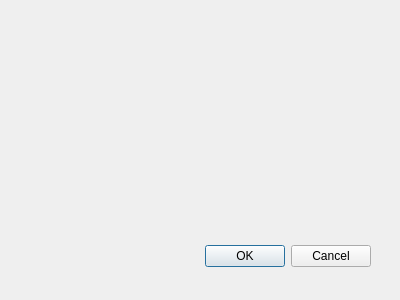
The window that Spiritual_Direction_Manager/studentdialog.ui (cmoliverio/Spiritual_Direction_Manager) describes before a commit, drawn with Qt 5.
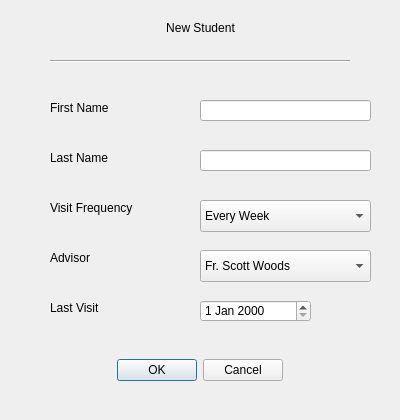
The same window after the commit.

Commit message: Added the new student window with student parameters, needs event management next.

What changed in the file:
```diff
--- a/Spiritual_Direction_Manager/studentdialog.ui
+++ b/Spiritual_Direction_Manager/studentdialog.ui
@@ -9,7 +9,7 @@
     <x>0</x>
     <y>0</y>
     <width>400</width>
-    <height>300</height>
+    <height>420</height>
    </rect>
   </property>
   <property name="windowTitle">
@@ -18,18 +18,211 @@
   <widget name="buttonBox" class="QDialogButtonBox">
    <property name="geometry">
     <rect>
-     <x>30</x>
-     <y>240</y>
-     <width>341</width>
-     <height>32</height>
+     <x>100</x>
+     <y>350</y>
+     <width>200</width>
+     <height>41</height>
     </rect>
    </property>
+   <property name="layoutDirection">
+    <enum>Qt::LeftToRight</enum>
+   </property>
+   <property name="autoFillBackground">
+    <bool>false</bool>
+   </property>
    <property name="orientation">
     <enum>Qt::Horizontal</enum>
    </property>
    <property name="standardButtons">
     <set>QDialogButtonBox::Cancel|QDialogButtonBox::Ok</set>
    </property>
+   <property name="centerButtons">
+    <bool>true</bool>
+   </property>
+  </widget>
+  <widget class="QLabel" name="labelFirstName">
+   <property name="geometry">
+    <rect>
+     <x>50</x>
+     <y>100</y>
+     <width>81</width>
+     <height>16</height>
+    </rect>
+   </property>
+   <property name="text">
+    <string>First Name</string>
+   </property>
+  </widget>
+  <widget class="QLabel" name="labelLastName">
+   <property name="geometry">
+    <rect>
+     <x>50</x>
+     <y>150</y>
+     <width>71</width>
+     <height>16</height>
+    </rect>
+   </property>
+   <property name="text">
+    <string>Last Name</string>
+   </property>
+  </widget>
+  <widget class="QLabel" name="labelLastVisit">
+   <property name="geometry">
+    <rect>
+     <x>50</x>
+     <y>300</y>
+     <width>71</width>
+     <height>16</height>
+    </rect>
+   </property>
+   <property name="text">
+    <string>Last Visit</string>
+   </property>
+  </widget>
+  <widget class="QLabel" name="labelVisitFrequency">
+   <property name="geometry">
+    <rect>
+     <x>50</x>
+     <y>200</y>
+     <width>101</width>
+     <height>16</height>
+    </rect>
+   </property>
+   <property name="text">
+    <string>Visit Frequency</string>
+   </property>
+  </widget>
+  <widget class="QLabel" name="labelAdvisor">
+   <property name="geometry">
+    <rect>
+     <x>50</x>
+     <y>250</y>
+     <width>60</width>
+     <height>16</height>
+    </rect>
+   </property>
+   <property name="text">
+    <string>Advisor</string>
+   </property>
+  </widget>
+  <widget class="QComboBox" name="comboBoxSpiritualAdvisor">
+   <property name="geometry">
+    <rect>
+     <x>200</x>
+     <y>250</y>
+     <width>171</width>
+     <height>32</height>
+    </rect>
+   </property>
+   <item>
+    <property name="text">
+     <string>Fr. Scott Woods</string>
+    </property>
+   </item>
+   <item>
+    <property name="text">
+     <string>Fr. Stephen Wyble</string>
+    </property>
+   </item>
+   <item>
+    <property name="text">
+     <string>William Bolin</string>
+    </property>
+   </item>
+  </widget>
+  <widget class="QDateEdit" name="dateEdit">
+   <property name="geometry">
+    <rect>
+     <x>200</x>
+     <y>300</y>
+     <width>111</width>
+     <height>22</height>
+    </rect>
+   </property>
+  </widget>
+  <widget class="QComboBox" name="comboBoxVisitFrequency">
+   <property name="geometry">
+    <rect>
+     <x>200</x>
+     <y>200</y>
+     <width>171</width>
+     <height>32</height>
+    </rect>
+   </property>
+   <item>
+    <property name="text">
+     <string>Every Week</string>
+    </property>
+   </item>
+   <item>
+    <property name="text">
+     <string>Every 2 Weeks</string>
+    </property>
+   </item>
+   <item>
+    <property name="text">
+     <string>Every 3 Weeks</string>
+    </property>
+   </item>
+   <item>
+    <property name="text">
+     <string>Every Month</string>
+    </property>
+   </item>
+   <item>
+    <property name="text">
+     <string>Every 2 Months</string>
+    </property>
+   </item>
+  </widget>
+  <widget class="QLineEdit" name="lineEditFistName">
+   <property name="geometry">
+    <rect>
+     <x>200</x>
+     <y>100</y>
+     <width>171</width>
+     <height>21</height>
+    </rect>
+   </property>
+  </widget>
+  <widget class="QLineEdit" name="lineEditLastName">
+   <property name="geometry">
+    <rect>
+     <x>200</x>
+     <y>150</y>
+     <width>171</width>
+     <height>21</height>
+    </rect>
+   </property>
+  </widget>
+  <widget class="QLabel" name="labelNewStudent">
+   <property name="geometry">
+    <rect>
+     <x>150</x>
+     <y>20</y>
+     <width>101</width>
+     <height>16</height>
+    </rect>
+   </property>
+   <property name="text">
+    <string>New Student</string>
+   </property>
+   <property name="alignment">
+    <set>Qt::AlignCenter</set>
+   </property>
+  </widget>
+  <widget class="Line" name="line">
+   <property name="geometry">
+    <rect>
+     <x>50</x>
+     <y>60</y>
+     <width>300</width>
+     <height>3</height>
+    </rect>
+   </property>
+   <property name="orientation">
+    <enum>Qt::Horizontal</enum>
+   </property>
   </widget>
  </widget>
  <pixmapfunction/>
```
Left out of the diff: 9 changed lines with no effect on the pictures. The commit also changes 5 other files.
